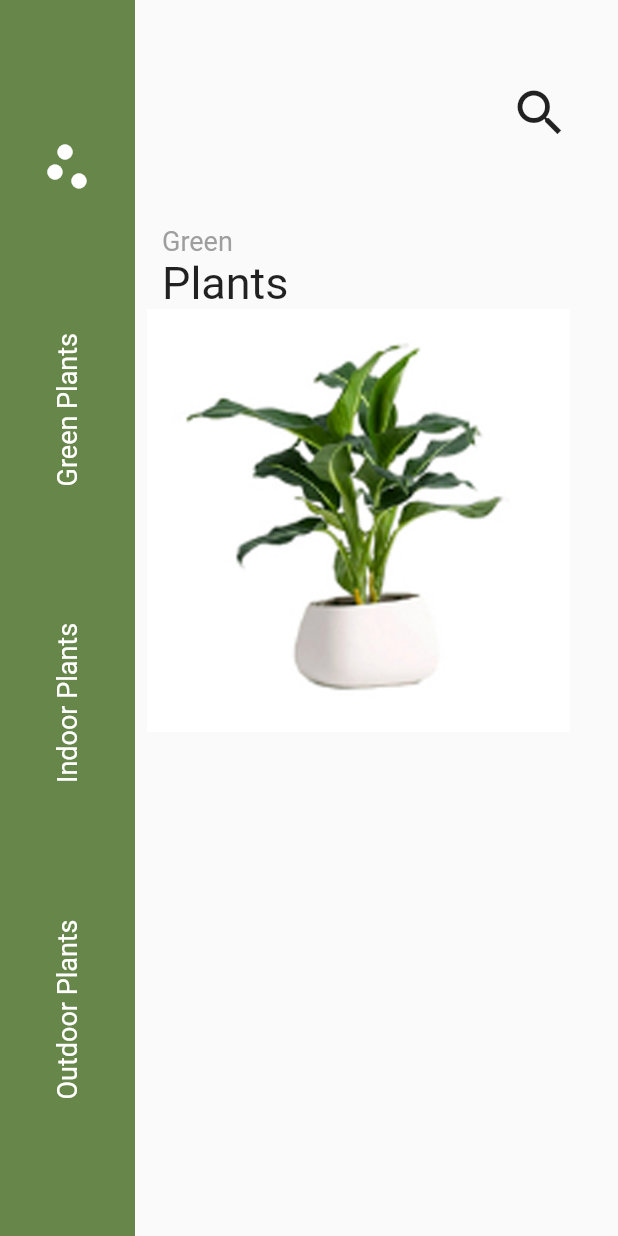
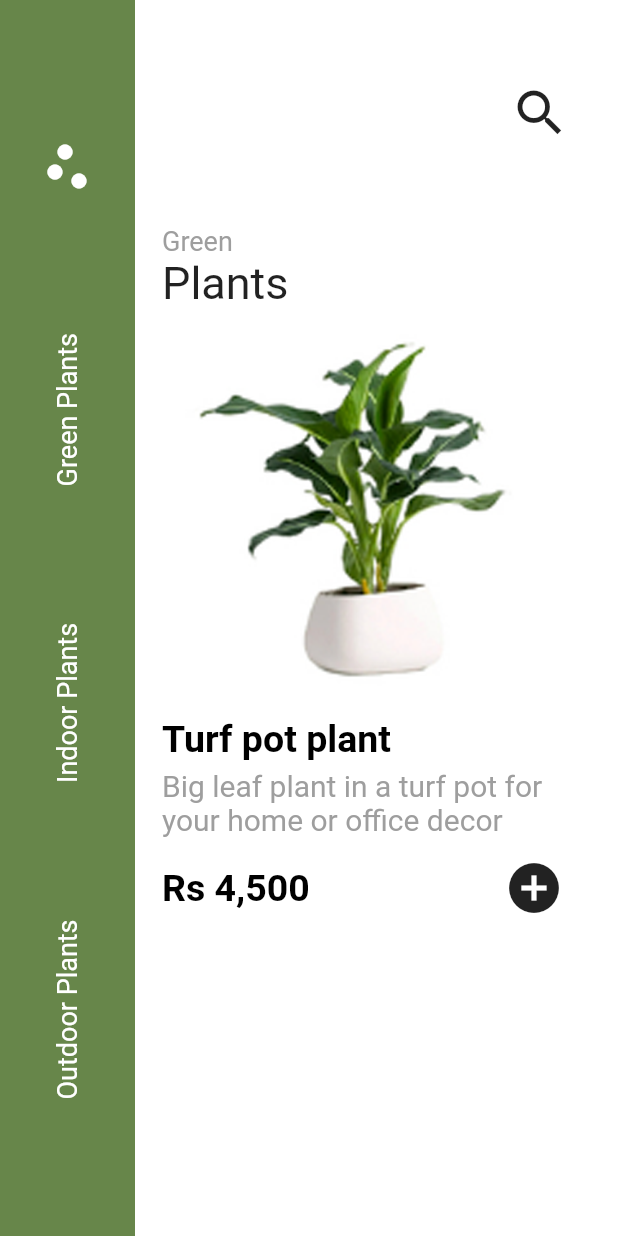
Before and after one commit to AbdullahButt2611/Plant_App, a Flutter app: the screen it shows after launch, on a phone screen of 412 x 824 dp. Run offline on Flutter 3.47's test engine with Material 2 defaults, Android fonts, the phone set to English and light mode, and no system bars.

Commit message:
Created a Complete Card for one plant

```diff
--- a/plant_app/lib/homescreen.dart
+++ b/plant_app/lib/homescreen.dart
@@ -20,6 +20,7 @@ class _HomeScreenState extends State<HomeScreen> {
   Widget build(BuildContext context) {
     return Scaffold(
 
+      backgroundColor: Colors.white,
       body: Row(
         children: [
 
--- a/plant_app/lib/productlist.dart
+++ b/plant_app/lib/productlist.dart
@@ -1,22 +1,66 @@
-// ignore_for_file: prefer_const_literals_to_create_immutables
+// ignore_for_file: prefer_const_literals_to_create_immutables, use_key_in_widget_constructors, prefer_const_constructors
 
 import 'package:flutter/cupertino.dart';
+import 'package:flutter/material.dart';
 import 'package:flutter/src/widgets/container.dart';
 import 'package:flutter/src/widgets/framework.dart';
 
 class ProductList extends StatelessWidget {
-  const ProductList({super.key});
+
+  final textstyle = TextStyle(fontSize: 25, color: Colors.black, fontWeight: FontWeight.w700);
+  final textsubstyle = TextStyle(fontSize: 20, color: Colors.grey);
+
+  List data = [
+
+  ];
 
   @override
   Widget build(BuildContext context) {
     return Container(
+      padding: EdgeInsets.only(left: 10),
+      alignment: Alignment.centerLeft,
       width: MediaQuery.of(context).size.width - 130,
       child: Column(
+        mainAxisAlignment: MainAxisAlignment.start,
+        crossAxisAlignment: CrossAxisAlignment.start,
         children: [
           Image.asset(
             "assets/plant1.png",
             fit: BoxFit.contain,
-          )
+          ),
+
+          Text(
+            "Turf pot plant",
+            style: textstyle,
+          ),
+
+          SizedBox(height: 5,),
+
+          Text(
+            "Big leaf plant in a turf pot for your home or office decor",
+            style: textsubstyle,
+          ),
+
+          SizedBox(height: 10,),
+
+          Row(
+            mainAxisAlignment: MainAxisAlignment.spaceBetween,
+            children: [
+
+              Text(
+                "Rs 4,500",
+                style: textstyle,
+              ),
+
+              IconButton(
+                padding: EdgeInsets.zero,
+                icon: Icon(Icons.add_circle, size: 40,),
+                onPressed: (){},
+              ),
+
+            ],
+          ),
+
         ],
       ),
 
```
